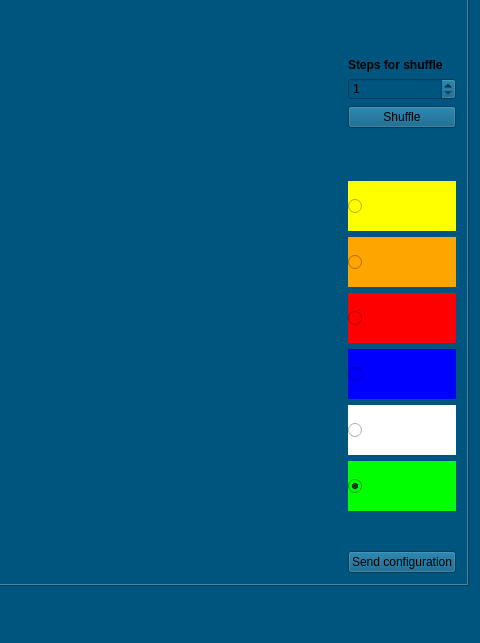
Before: the Qt Designer form rubikomo/mainwindow.ui in siemensmacv/rubik-teacher, drawn with Qt 5; both pictures show x 706 to 1186 and y 104 to 747 of the 1186 by 747 pixel window.
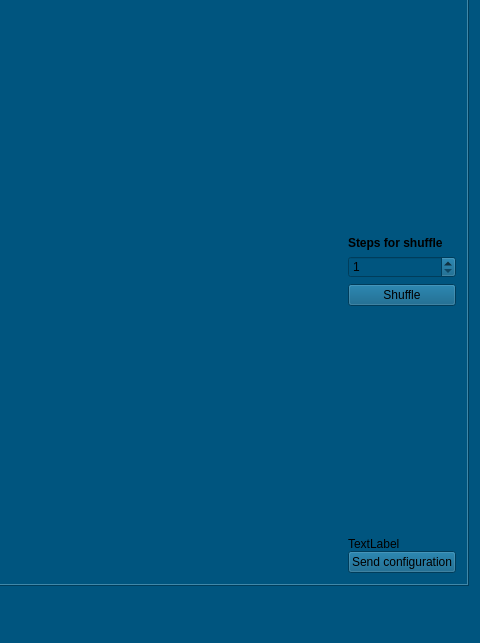
After: the same form once the commit is applied.

Commit message: try widget buttons

The edit to the form file:
```diff
--- a/rubikomo/mainwindow.ui
+++ b/rubikomo/mainwindow.ui
@@ -239,126 +239,12 @@
             <item>
              <layout class="QVBoxLayout" name="verticalLayout_4">
               <item>
-               <widget class="QRadioButton" name="radioButton_Yellow">
-                <property name="minimumSize">
-                 <size>
-                  <width>70</width>
-                  <height>50</height>
-                 </size>
-                </property>
-                <property name="styleSheet">
-                 <string notr="true">background-color: rgb(255, 255, 0);
-color: rgb(0, 0, 0);</string>
-                </property>
+               <widget class="QLabel" name="label">
                 <property name="text">
-                 <string/>
+                 <string>TextLabel</string>
                 </property>
                </widget>
               </item>
-              <item>
-               <widget class="QRadioButton" name="radioButton_Orange">
-                <property name="minimumSize">
-                 <size>
-                  <width>70</width>
-                  <height>50</height>
-                 </size>
-                </property>
-                <property name="styleSheet">
-                 <string notr="true">background-color: rgb(255, 165, 0);
-color: rgb(0, 0, 0);</string>
-                </property>
-                <property name="text">
-                 <string/>
-                </property>
-               </widget>
-              </item>
-              <item>
-               <widget class="QRadioButton" name="radioButton_Red">
-                <property name="minimumSize">
-                 <size>
-                  <width>70</width>
-                  <height>50</height>
-                 </size>
-                </property>
-                <property name="styleSheet">
-                 <string notr="true">background-color: rgb(255, 0, 0);
-color: rgb(0, 0, 0);</string>
-                </property>
-                <property name="text">
-                 <string/>
-                </property>
-               </widget>
-              </item>
-              <item>
-               <widget class="QRadioButton" name="radioButton_Blue">
-                <property name="minimumSize">
-                 <size>
-                  <width>70</width>
-                  <height>50</height>
-                 </size>
-                </property>
-                <property name="styleSheet">
-                 <string notr="true">background-color: rgb(0, 0, 255);
-color: rgb(0, 0, 0);</string>
-                </property>
-                <property name="text">
-                 <string/>
-                </property>
-               </widget>
-              </item>
-              <item>
-               <widget class="QRadioButton" name="radioButton_White">
-                <property name="minimumSize">
-                 <size>
-                  <width>70</width>
-                  <height>50</height>
-                 </size>
-                </property>
-                <property name="styleSheet">
-                 <string notr="true">background-color: rgb(255, 255, 255);
-color: rgb(0, 0, 0);</string>
-                </property>
-                <property name="text">
-                 <string/>
-                </property>
-               </widget>
-              </item>
-              <item>
-               <widget class="QRadioButton" name="radioButton_Green">
-                <property name="minimumSize">
-                 <size>
-                  <width>70</width>
-                  <height>50</height>
-                 </size>
-                </property>
-                <property name="acceptDrops">
-                 <bool>false</bool>
-                </property>
-                <property name="styleSheet">
-                 <string notr="true">background-color: rgb(0, 255, 0);
-color: rgb(0, 0, 0);</string>
-                </property>
-                <property name="text">
-                 <string/>
-                </property>
-                <property name="checked">
-                 <bool>true</bool>
-                </property>
-               </widget>
-              </item>
-              <item>
-               <spacer name="verticalSpacer_4">
-                <property name="orientation">
-                 <enum>Qt::Vertical</enum>
-                </property>
-                <property name="sizeHint" stdset="0">
-                 <size>
-                  <width>20</width>
-                  <height>40</height>
-                 </size>
-                </property>
-               </spacer>
-              </item>
              </layout>
             </item>
             <item>
```
The commit also changes 5 other files.
